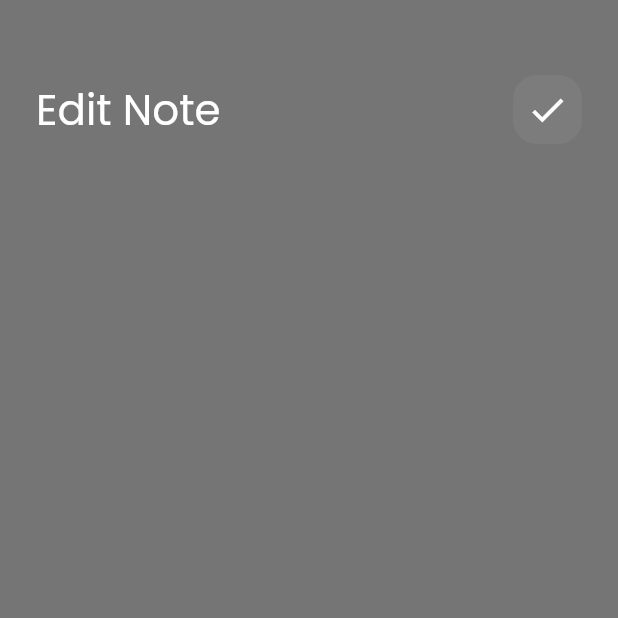
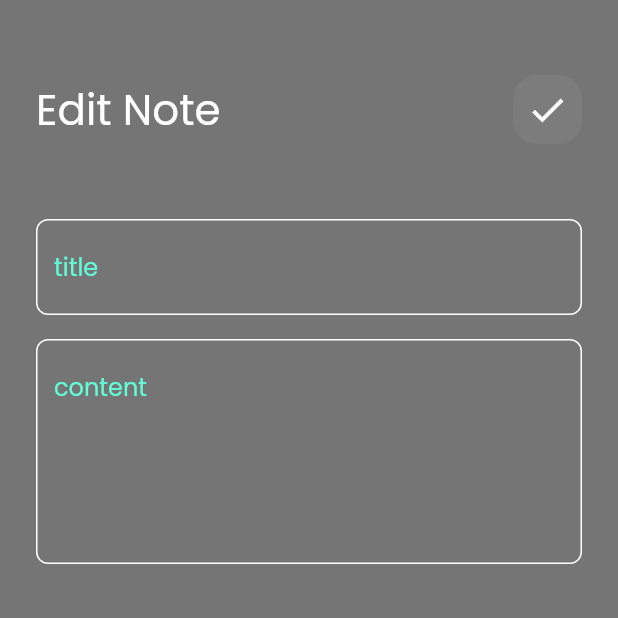
Before and after one commit to hebamahdy/notes_app, a Flutter app: the EditNoteView screen opened directly, on a phone screen of 412 x 824 dp, the top half of it. Run offline on Flutter 3.47's test engine with Material 2 defaults, Android fonts, the phone set to English and light mode, and no system bars; our stand-ins replace font_awesome_flutter.

Commit message:
edit note view ui done

```diff
--- a/lib/widgets/edit_note_view_body.dart
+++ b/lib/widgets/edit_note_view_body.dart
@@ -1,5 +1,6 @@
 import 'package:flutter/material.dart';
 import 'package:notes/widgets/custom_app_bar.dart';
+import 'package:notes/widgets/custom_text_field.dart';
 
 class EditNoteViewBody extends StatelessWidget {
   const EditNoteViewBody({super.key});
@@ -11,7 +12,18 @@ class EditNoteViewBody extends StatelessWidget {
       child: Column(
         children: [
           SizedBox(height: 50,),
-          CustomAppBar(title:'Edit Note',icon:Icons.check)],
+          CustomAppBar(title:'Edit Note',icon:Icons.check),
+          SizedBox(height: 50,),
+
+          CustomTextField(hint: 'title'),
+
+          SizedBox(height: 16,),
+
+          CustomTextField(hint: 'content',maxLines: 5,),
+
+        ],
+
+
       ),
     );
   }
```
